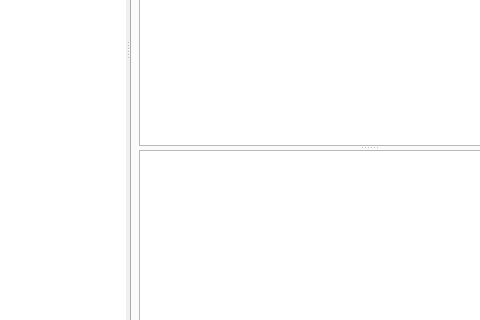
bokic/gitmaster, file qgitrepository.ui: the form before one commit; both pictures show x 130 to 610 and y 305 to 625 of the 920 by 708 pixel window.
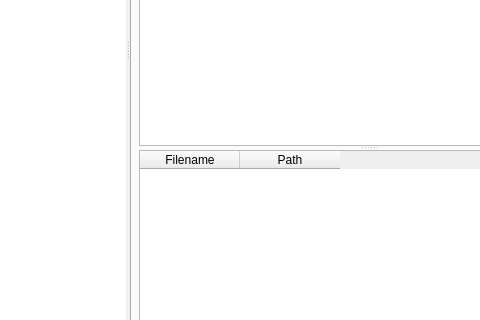
The form after the commit. The open tabs and pages were chosen to show the change. Custom widgets are drawn as their Qt base class.

```diff
--- a/qgitrepository.ui
+++ b/qgitrepository.ui
@@ -409,7 +409,42 @@
              <enum>Qt::Vertical</enum>
             </property>
             <widget class="QTextBrowser" name="logHistory_info"/>
-            <widget class="QTableWidget" name="logHistory_files"/>
+            <widget class="QTableWidget" name="logHistory_files">
+             <property name="editTriggers">
+              <set>QAbstractItemView::NoEditTriggers</set>
+             </property>
+             <property name="selectionBehavior">
+              <enum>QAbstractItemView::SelectRows</enum>
+             </property>
+             <property name="verticalScrollMode">
+              <enum>QAbstractItemView::ScrollPerPixel</enum>
+             </property>
+             <property name="horizontalScrollMode">
+              <enum>QAbstractItemView::ScrollPerPixel</enum>
+             </property>
+             <property name="showGrid">
+              <bool>false</bool>
+             </property>
+             <property name="wordWrap">
+              <bool>false</bool>
+             </property>
+             <property name="cornerButtonEnabled">
+              <bool>false</bool>
+             </property>
+             <attribute name="verticalHeaderVisible">
+              <bool>false</bool>
+             </attribute>
+             <column>
+              <property name="text">
+               <string>Filename</string>
+              </property>
+             </column>
+             <column>
+              <property name="text">
+               <string>Path</string>
+              </property>
+             </column>
+            </widget>
            </widget>
            <widget class="QGitDiffWidget" name="logHistory_diff" native="true">
             <property name="readonly" stdset="0">
```
